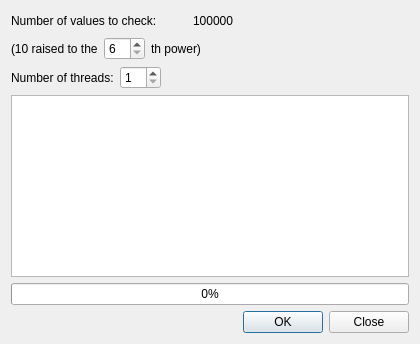
Qt form addon/multithreading/sol-prime-threadpool/primefinderdialog.ui (enricop/qt-training) before a commit.
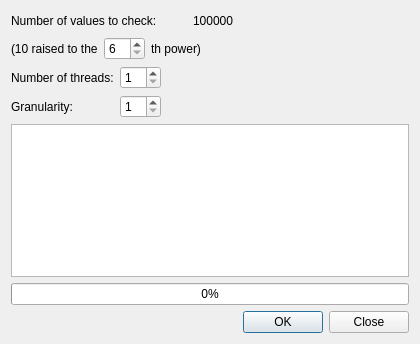
The same form after that commit.

Commit message: Added a granularity for the threadpool solution.

What changed in the file:
```diff
--- a/addon/multithreading/sol-prime-threadpool/primefinderdialog.ui
+++ b/addon/multithreading/sol-prime-threadpool/primefinderdialog.ui
@@ -108,6 +108,23 @@
        </property>
       </widget>
      </item>
+     <item row="1" column="1">
+      <widget class="QSpinBox" name="granularitySpinBox">
+       <property name="minimum">
+        <number>1</number>
+       </property>
+       <property name="singleStep">
+        <number>1</number>
+       </property>
+      </widget>
+     </item>
+     <item row="1" column="0">
+      <widget class="QLabel" name="label_5">
+       <property name="text">
+        <string>Granularity:</string>
+       </property>
+      </widget>
+     </item>
     </layout>
    </item>
    <item>
```
The commit also changes 7 other files.
